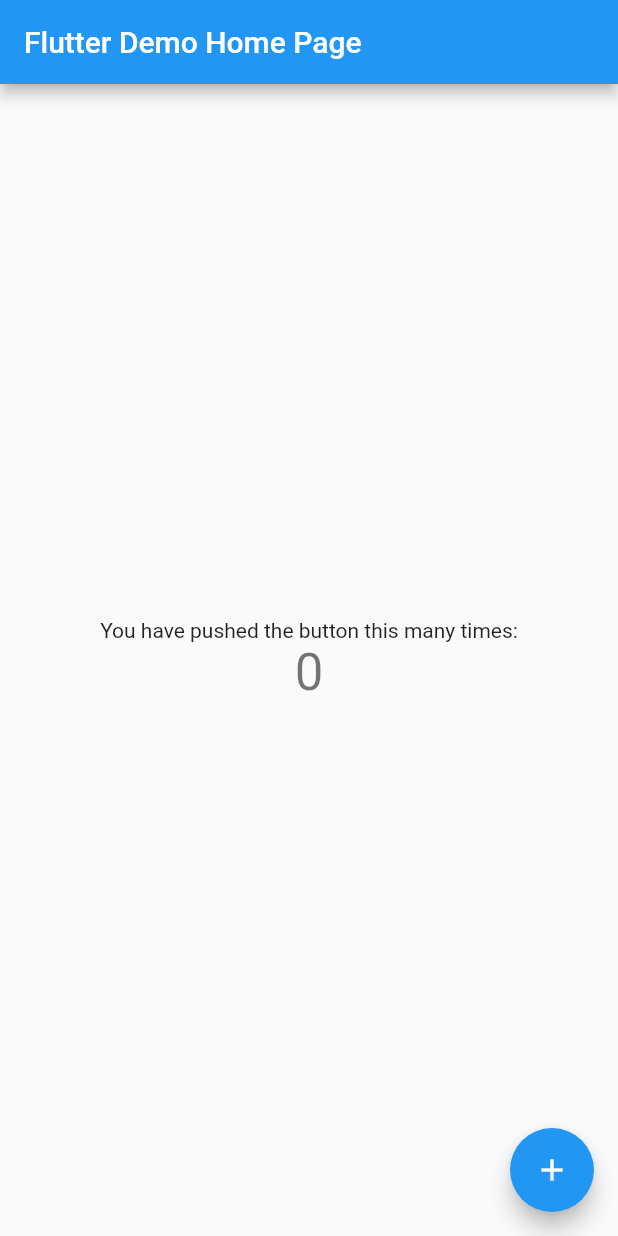
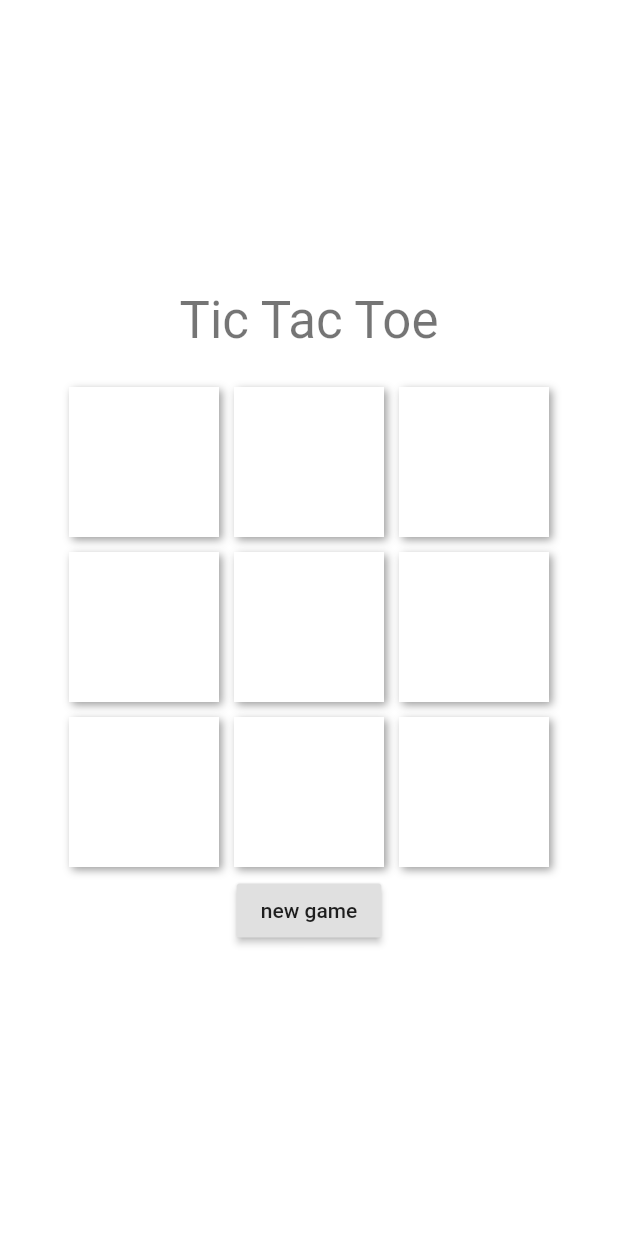
Before and after one commit to mostafabahri/Tic-tac-toe, a Flutter app: the screen it shows after launch, on a phone screen of 412 x 824 dp. Run offline on Flutter 3.47's test engine with Material 2 defaults, Android fonts, the phone set to English and light mode, and no system bars.

Commit message:
Add basic static grid

```diff
--- a/lib/main.dart
+++ b/lib/main.dart
@@ -1,4 +1,6 @@
 import 'package:flutter/material.dart';
+import 'package:xdrive/widgets/MyHomepage.dart';
+import 'package:xdrive/widgets/Play.dart';
 
 void main() => runApp(MyApp());
 
@@ -8,6 +10,7 @@ class MyApp extends StatelessWidget {
   Widget build(BuildContext context) {
     return MaterialApp(
       title: 'Flutter Demo',
+      debugShowCheckedModeBanner: false,
       theme: ThemeData(
         // This is the theme of your application.
         //
@@ -20,92 +23,7 @@ class MyApp extends StatelessWidget {
         // is not restarted.
         primarySwatch: Colors.blue,
       ),
-      home: MyHomePage(title: 'Flutter Demo Home Page'),
+      home: Play(),
     );
   }
 }
-
-class MyHomePage extends StatefulWidget {
-  MyHomePage({Key key, this.title}) : super(key: key);
-
-  // This widget is the home page of your application. It is stateful, meaning
-  // that it has a State object (defined below) that contains fields that affect
-  // how it looks.
-
-  // This class is the configuration for the state. It holds the values (in this
-  // case the title) provided by the parent (in this case the App widget) and
-  // used by the build method of the State. Fields in a Widget subclass are
-  // always marked "final".
-
-  final String title;
-
-  @override
-  _MyHomePageState createState() => _MyHomePageState();
-}
-
-class _MyHomePageState extends State<MyHomePage> {
-  int _counter = 0;
-
-  void _incrementCounter() {
-    setState(() {
-      // This call to setState tells the Flutter framework that something has
-      // changed in this State, which causes it to rerun the build method below
-      // so that the display can reflect the updated values. If we changed
-      // _counter without calling setState(), then the build method would not be
-      // called again, and so nothing would appear to happen.
-      _counter++;
-    });
-  }
-
-  @override
-  Widget build(BuildContext context) {
-    // This method is rerun every time setState is called, for instance as done
-    // by the _incrementCounter method above.
-    //
-    // The Flutter framework has been optimized to make rerunning build methods
-    // fast, so that you can just rebuild anything that needs updating rather
-    // than having to individually change instances of widgets.
-    return Scaffold(
-      appBar: AppBar(
-        // Here we take the value from the MyHomePage object that was created by
-        // the App.build method, and use it to set our appbar title.
-        title: Text(widget.title),
-      ),
-      body: Center(
-        // Center is a layout widget. It takes a single child and positions it
-        // in the middle of the parent.
-        child: Column(
-          // Column is also a layout widget. It takes a list of children and
-          // arranges them vertically. By default, it sizes itself to fit its
-          // children horizontally, and tries to be as tall as its parent.
-          //
-          // Invoke "debug painting" (press "p" in the console, choose the
-          // "Toggle Debug Paint" action from the Flutter Inspector in Android
-          // Studio, or the "Toggle Debug Paint" command in Visual Studio Code)
-          // to see the wireframe for each widget.
-          //
-          // Column has various properties to control how it sizes itself and
-          // how it positions its children. Here we use mainAxisAlignment to
-          // center the children vertically; the main axis here is the vertical
-          // axis because Columns are vertical (the cross axis would be
-          // horizontal).
-          mainAxisAlignment: MainAxisAlignment.center,
-          children: <Widget>[
-            Text(
-              'You have pushed the button this many times:',
-            ),
-            Text(
-              '$_counter',
-              style: Theme.of(context).textTheme.display1,
-            ),
-          ],
-        ),
-      ),
-      floatingActionButton: FloatingActionButton(
-        onPressed: _incrementCounter,
-        tooltip: 'Increment',
-        child: Icon(Icons.add),
-      ), // This trailing comma makes auto-formatting nicer for build methods.
-    );
-  }
-}
--- /dev/null
+++ b/lib/widgets/Play.dart
@@ -0,0 +1,85 @@
+import 'package:flutter/material.dart';
+
+class Play extends StatefulWidget {
+  @override
+  _PlayState createState() => _PlayState();
+}
+
+class _PlayState extends State<Play> {
+  var blue = Square(color: Colors.blue);
+  var red = Square(color: Colors.red);
+  var green = Square(color: Colors.green);
+
+  @override
+  Widget build(BuildContext context) {
+    return Scaffold(
+      body: Container(
+        decoration: BoxDecoration(color: Colors.white),
+        child: Column(
+          mainAxisAlignment: MainAxisAlignment.center,
+          children: <Widget>[
+            Padding(
+              padding: const EdgeInsets.only(bottom: 20.0),
+              child: Text('Tic Tac Toe',
+                  style: Theme.of(context).textTheme.display1),
+            ),
+            Row(
+              mainAxisAlignment: MainAxisAlignment.center,
+              children: <Widget>[green, blue, red],
+            ),
+            Row(
+              mainAxisAlignment: MainAxisAlignment.center,
+              children: <Widget>[blue, red, blue],
+            ),
+            Row(
+              mainAxisAlignment: MainAxisAlignment.center,
+              children: <Widget>[red, blue, green],
+            ),
+            RaisedButton(
+              child: Text('new game'),
+              onPressed: () => print('start new game...'),
+            )
+          ],
+        ),
+      ),
+    );
+  }
+}
+
+// increment() {
+//   var counter = 0;
+//   return () => ++counter;
+// }
+
+// var inc = increment();
+
+class Square extends StatelessWidget {
+  final double size;
+  final Color color;
+
+  const Square({Key key, this.color = Colors.red, this.size = 100})
+      : super(key: key);
+
+  @override
+  Widget build(BuildContext context) {
+    return GestureDetector(
+      onTap: () => Scaffold.of(context)
+          .showSnackBar(SnackBar(content: Text('next move'))),
+      child: Padding(
+        padding: const EdgeInsets.all(5.0),
+        child: Container(
+            decoration: BoxDecoration(color: Colors.white,
+                // border: Border.all(color: Colors.black, width: 3)
+                boxShadow: [
+                  BoxShadow(
+                      color: Colors.black38,
+                      blurRadius: 4,
+                      offset: Offset(2, 2))
+                ]),
+            width: size,
+            height: size,
+            child: Text('')),
+      ),
+    );
+  }
+}
```
Also changed, not shown: lib/widgets/MyHomepage.dart (added, +112 -0 lines).
